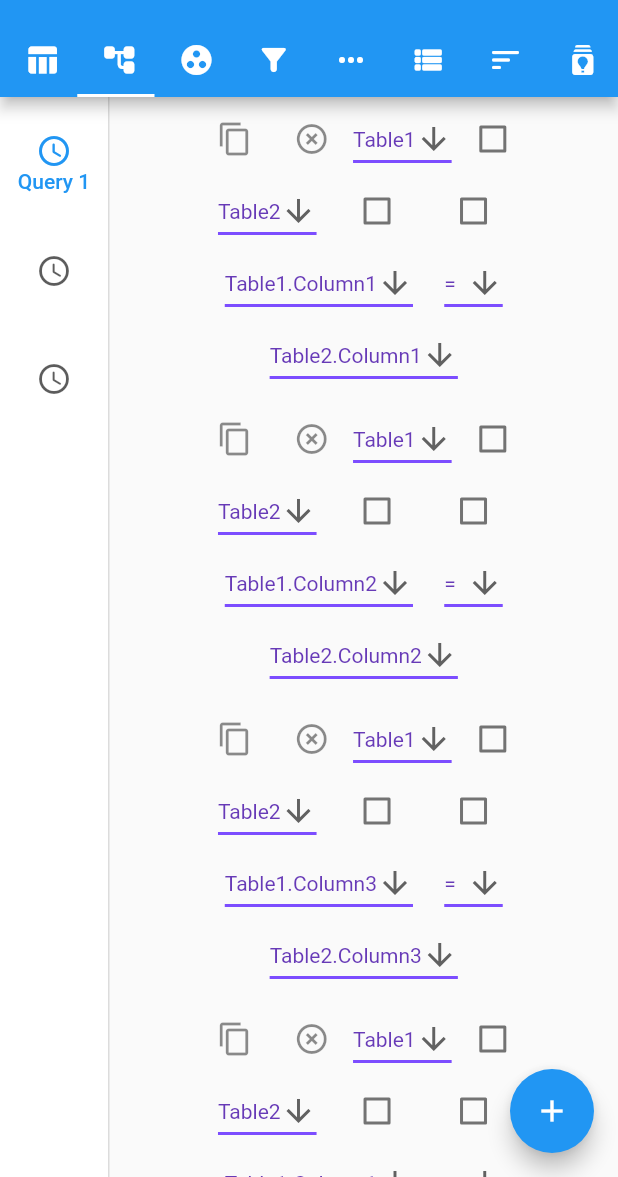
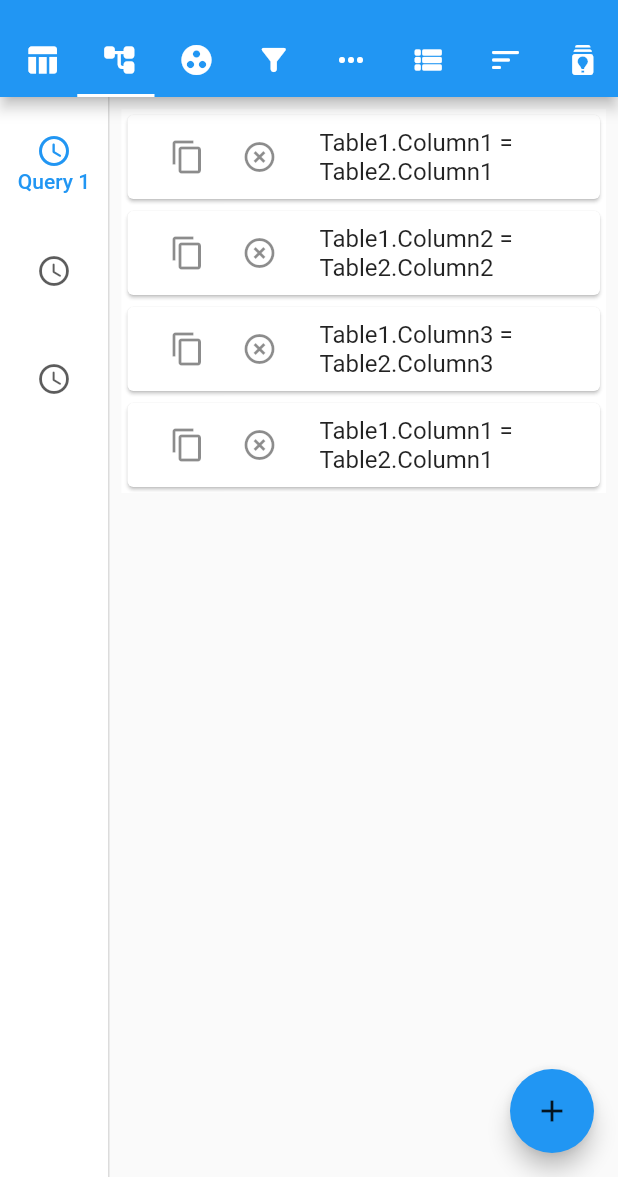
Before and after one commit to dmitrii-kiselev/query_wizard, a Flutter app: the screen it shows after launch, tab 2 chosen, after a tap on the "content copy" icon, on a phone screen of 412 x 824 dp, the part 59-1236 px from its top. Run offline on Flutter 3.47's test engine with Material 2 defaults, Android fonts, the phone set to English and light mode, and no system bars; our stand-ins replace bloc, equatable, flutter_bloc, flutter_hooks; generated files the repository leaves out were written again.

Commit message:
feat(lib): redesign joins tab

```diff
--- a/lib/src/models/query_condition.dart
+++ b/lib/src/models/query_condition.dart
@@ -24,6 +24,13 @@ class QueryCondition extends Equatable {
   @override
   List<Object?> get props =>
       [isCustom, leftField, logicalCompareType, rightField, customCondition];
+
+  @override
+  String toString() {
+    return customCondition == ''
+        ? '$leftField $logicalCompareType $rightField'
+        : 'Custom';
+  }
 }
 
 extension CopyQueryCondition on QueryCondition {
--- a/lib/src/models/query_join.dart
+++ b/lib/src/models/query_join.dart
@@ -25,6 +25,11 @@ class QueryJoin extends Equatable {
   @override
   List<Object?> get props =>
       [leftTable, isLeftAll, rightTable, isRightAll, condition];
+
+  @override
+  String toString() {
+    return condition.toString();
+  }
 }
 
 extension CopyJoin on QueryJoin {
--- a/lib/src/repositories/query_wizard_api_client.dart
+++ b/lib/src/repositories/query_wizard_api_client.dart
@@ -33,7 +33,79 @@ class QueryWizardApiClient {
   Future<QuerySchema> parseQuery(String query) async {
     final sources = await getSources();
 
-    final List<QueryJoin> joins = [
+    final List<QueryJoin> joins1 = [
+      QueryJoin(
+          leftTable: 'Table1',
+          isLeftAll: false,
+          rightTable: 'Table2',
+          isRightAll: false,
+          condition: QueryCondition(
+              leftField: 'Table1.Column1',
+              logicalCompareType: '=',
+              rightField: 'Table2.Column1',
+              isCustom: false,
+              customCondition: '')),
+      QueryJoin(
+          leftTable: 'Table1',
+          isLeftAll: false,
+          rightTable: 'Table2',
+          isRightAll: false,
+          condition: QueryCondition(
+              leftField: 'Table1.Column2',
+              logicalCompareType: '=',
+              rightField: 'Table2.Column2',
+              isCustom: false,
+              customCondition: '')),
+      QueryJoin(
+          leftTable: 'Table1',
+          isLeftAll: false,
+          rightTable: 'Table2',
+          isRightAll: false,
+          condition: QueryCondition(
+              leftField: 'Table1.Column3',
+              logicalCompareType: '=',
+              rightField: 'Table2.Column3',
+              isCustom: false,
+              customCondition: '')),
+    ];
+
+    final List<QueryJoin> joins2 = [
+      QueryJoin(
+          leftTable: 'Table1',
+          isLeftAll: false,
+          rightTable: 'Table2',
+          isRightAll: false,
+          condition: QueryCondition(
+              leftField: 'Table1.Column1',
+              logicalCompareType: '=',
+              rightField: 'Table2.Column1',
+              isCustom: false,
+              customCondition: '')),
+      QueryJoin(
+          leftTable: 'Table1',
+          isLeftAll: false,
+          rightTable: 'Table2',
+          isRightAll: false,
+          condition: QueryCondition(
+              leftField: 'Table1.Column2',
+              logicalCompareType: '=',
+              rightField: 'Table2.Column2',
+              isCustom: false,
+              customCondition: '')),
+      QueryJoin(
+          leftTable: 'Table1',
+          isLeftAll: false,
+          rightTable: 'Table2',
+          isRightAll: false,
+          condition: QueryCondition(
+              leftField: 'Table1.Column3',
+              logicalCompareType: '=',
+              rightField: 'Table2.Column3',
+              isCustom: false,
+              customCondition: '')),
+    ];
+
+    final List<QueryJoin> joins3 = [
       QueryJoin(
           leftTable: 'Table1',
           isLeftAll: false,
@@ -74,7 +146,7 @@ class QueryWizardApiClient {
         sources: sources,
         tables: sources,
         fields: sources,
-        joins: joins,
+        joins: joins1,
         groupings: [],
         aggregates: [],
         conditions: [],
@@ -88,7 +160,7 @@ class QueryWizardApiClient {
         sources: sources,
         tables: sources,
         fields: sources,
-        joins: joins,
+        joins: joins2,
         groupings: [],
         aggregates: [],
         conditions: [],
@@ -102,7 +174,7 @@ class QueryWizardApiClient {
         sources: sources,
         tables: sources,
         fields: sources,
-        joins: joins,
+        joins: joins3,
         groupings: [],
         aggregates: [],
         conditions: [],
--- a/lib/src/widgets/tabs/query_joins-tab.dart
+++ b/lib/src/widgets/tabs/query_joins-tab.dart
@@ -1,46 +1,90 @@
+import 'package:animations/animations.dart';
 import 'package:flutter/material.dart';
 import 'package:flutter_bloc/flutter_bloc.dart';
+
 import 'package:flutter_hooks/flutter_hooks.dart';
-
 import 'package:query_wizard/blocs.dart';
 import 'package:query_wizard/models.dart';
-import 'package:query_wizard/src/models/query_condition.dart';
 
-class QueryJoinsTab extends HookWidget {
+class QueryJoinsTab extends StatelessWidget {
   @override
   Widget build(BuildContext context) {
+    final colorScheme = Theme.of(context).colorScheme;
     final bloc = BlocProvider.of<QueryJoinsTabBloc>(context);
 
     return BlocBuilder<QueryJoinsTabBloc, QueryJoinsTabState>(
         builder: (context, state) {
       if (state is QueryJoinsChanged) {
         return Scaffold(
-          body: ReorderableListView(
-            padding: const EdgeInsets.symmetric(horizontal: 40),
-            children: <Widget>[
-              for (int index = 0; index < state.joins.length; index++)
-                ListTile(
-                    key: ValueKey('$index'),
-                    title: Container(
-                        child: _JoinItem(
-                            bloc: bloc,
-                            index: index,
-                            join: state.joins.elementAt(index)))),
-            ],
+          body: ReorderableListView.builder(
+            itemCount: state.joins.length,
+            itemBuilder: (context, index) {
+              final join = state.joins[index];
+              return OpenContainer<bool>(
+                key: ValueKey('$index'),
+                transitionType: ContainerTransitionType.fade,
+                openBuilder: (context, openContainer) => _JoinForm(),
+                tappable: false,
+                closedShape: const RoundedRectangleBorder(),
+                closedElevation: 0,
+                closedBuilder: (context, openContainer) {
+                  return Card(
+                    child: ListTile(
+                        leading: Wrap(
+                          alignment: WrapAlignment.spaceEvenly,
+                          crossAxisAlignment: WrapCrossAlignment.center,
+                          children: [
+                            IconButton(
+                              icon: const Icon(Icons.copy_outlined),
+                              tooltip: 'Copy',
+                              onPressed: () {
+                                final event = QueryJoinCopied(join: join);
+                                bloc.add(event);
+                              },
+                            ),
+                            IconButton(
+                              icon: const Icon(Icons.highlight_remove_outlined),
+                              tooltip: 'Remove',
+                              onPressed: () {
+                                final event = QueryJoinRemoved(index: index);
+                                bloc.add(event);
+                              },
+                            ),
+                          ],
+                        ),
+                        onTap: openContainer,
+                        title: Text(join.toString())),
+                  );
+                },
+              );
+            },
+            padding: const EdgeInsets.all(8),
             onReorder: (int oldIndex, int newIndex) {
               final event =
                   QueryJoinOrderChanged(oldIndex: oldIndex, newIndex: newIndex);
               bloc.add(event);
             },
           ),
-          floatingActionButton: FloatingActionButton(
-            onPressed: () {
-              final event = QueryJoinAdded(join: QueryJoin.empty());
-
-              bloc.add(event);
+          floatingActionButton: OpenContainer(
+            transitionType: ContainerTransitionType.fade,
+            openBuilder: (context, openContainer) => _JoinForm(),
+            closedElevation: 6,
+            closedShape: const RoundedRectangleBorder(
+              borderRadius: BorderRadius.all(
+                Radius.circular(56 / 2),
+              ),
+            ),
+            closedColor: colorScheme.primary,
+            closedBuilder: (context, openContainer) {
+              return SizedBox(
+                height: 56,
+                width: 56,
+                child: Center(
+                  child: const Icon(Icons.add),
+                  //tooltip: localizations?.add ?? 'Add',
+                ),
+              );
             },
-            child: const Icon(Icons.add),
-            tooltip: 'Add',
           ),
         );
       }
@@ -50,247 +94,195 @@ class QueryJoinsTab extends HookWidget {
   }
 }
 
-class _JoinItem extends StatelessWidget {
-  final QueryJoinsTabBloc bloc;
-  final QueryJoin join;
-  final int index;
+// ignore: must_be_immutable
+class _JoinForm extends HookWidget {
+  _JoinForm();
 
-  const _JoinItem(
-      {required this.bloc, required this.join, required this.index});
+  final List<DbElement> tables = [
+    DbElement(name: 'Table1', nodeType: DbNodeType.table),
+    DbElement(name: 'Table2', nodeType: DbNodeType.table),
+    DbElement(name: 'Table3', nodeType: DbNodeType.table),
+  ];
+  final List<String> logicalCompareTypes = [
+    '=',
+    '<>',
+    '>',
+  ];
+  final List<DbElement> fields = [
+    DbElement(name: 'Table1.Field1', nodeType: DbNodeType.column),
+    DbElement(name: 'Table1.Field2', nodeType: DbNodeType.column),
+    DbElement(name: 'Table1.Field3', nodeType: DbNodeType.column),
+    DbElement(name: 'Table2.Field1', nodeType: DbNodeType.column),
+    DbElement(name: 'Table2.Field2', nodeType: DbNodeType.column),
+    DbElement(name: 'Table2.Field3', nodeType: DbNodeType.column),
+    DbElement(name: 'Table3.Field1', nodeType: DbNodeType.column),
+    DbElement(name: 'Table3.Field2', nodeType: DbNodeType.column),
+    DbElement(name: 'Table3.Field3', nodeType: DbNodeType.column),
+  ];
+
+  String? leftTable;
+  bool? isLeftAll;
+  String? rightTable;
+  bool? isRightAll;
+  bool? isCustom;
+  String? leftField;
+  String? logicalCompareType;
+  String? rightField;
+  String? customCondition;
+
+  final _formKey = GlobalKey<FormState>();
 
   @override
   Widget build(BuildContext context) {
-    return Wrap(
-      alignment: WrapAlignment.spaceEvenly,
-      crossAxisAlignment: WrapCrossAlignment.center,
-      children: [
-        ..._actionButtons(bloc, index, join),
-        ..._joinItem(bloc, index, join),
-        ..._joinConditionItem(bloc, index, join)
-      ],
+    final theme = Theme.of(context);
+
+    final leftTable = useState<DbElement?>(null);
+    final isLeftAll = useState<bool?>(false);
+    final rightTable = useState<DbElement?>(null);
+    final isRightAll = useState<bool?>(false);
+    final isCustom = useState<bool?>(false);
+    final leftField = useState<DbElement?>(null);
+    final logicalCompareType = useState<String?>(null);
+    final rightField = useState<DbElement?>(null);
+    final customCondition = useState<String?>(null);
+
+    return Scaffold(
+      appBar: AppBar(
+        title: Text('Join'),
+        actions: [
+          TextButton(
+            onPressed: () {
+              Navigator.pop(context);
+            },
+            child: Text(
+              'Save',
+              style: theme.textTheme.bodyText2!.copyWith(
+                color: theme.colorScheme.onPrimary,
+              ),
+            ),
+          ),
+        ],
+      ),
+      body: ListView(
+        children: [
+          Padding(
+            padding: const EdgeInsets.all(20),
+            child: Form(
+              key: _formKey,
+              child: Column(
+                children: <Widget>[
+                  DropdownButtonFormField<DbElement>(
+                    onSaved: (value) => {},
+                    value: leftTable.value,
+                    items: tables.map<DropdownMenuItem<DbElement>>(
+                      (value) {
+                        return DropdownMenuItem(
+                          child: Text(value.name),
+                          value: value,
+                        );
+                      },
+                    ).toList(),
+                    onChanged: (value) => leftTable.value = value,
+                    decoration: InputDecoration(
+                      labelText: 'Left table',
+                      icon: Icon(Icons.table_rows_rounded),
+                    ),
+                  ),
+                  CheckboxListTile(
+                    value: isLeftAll.value,
+                    onChanged: (value) => isLeftAll.value = value,
+                    title: Text('Left all'),
+                  ),
+                  DropdownButtonFormField<DbElement>(
+                    onSaved: (value) => {},
+                    value: rightTable.value,
+                    items: tables.map<DropdownMenuItem<DbElement>>(
+                      (value) {
+                        return DropdownMenuItem(
+                          child: Text(value.name),
+                          value: value,
+                        );
+                      },
+                    ).toList(),
+                    onChanged: (value) => rightTable.value = value,
+                    decoration: InputDecoration(
+                      labelText: 'Right table',
+                      icon: Icon(Icons.table_rows_rounded),
+                    ),
+                  ),
+                  CheckboxListTile(
+                    value: isRightAll.value,
+                    onChanged: (value) => isRightAll.value = value,
+                    title: Text('Right all'),
+                  ),
+                  CheckboxListTile(
+                    value: isCustom.value,
+                    onChanged: (value) => isCustom.value = value,
+                    title: Text('Custom'),
+                  ),
+                  DropdownButtonFormField<DbElement>(
+                    onSaved: (value) => {},
+                    value: leftField.value,
+                    items: fields.map<DropdownMenuItem<DbElement>>(
+                      (value) {
+                        return DropdownMenuItem(
+                          child: Text(value.name),
+                          value: value,
+                        );
+                      },
+                    ).toList(),
+                    onChanged: (value) => leftField.value = value,
+                    decoration: InputDecoration(
+                      labelText: 'Left field',
+                      icon: Icon(Icons.horizontal_rule_rounded),
+                    ),
+                  ),
+                  DropdownButtonFormField<String>(
+                    onSaved: (value) => {},
+                    value: logicalCompareType.value,
+                    items: logicalCompareTypes.map<DropdownMenuItem<String>>(
+                      (value) {
+                        return DropdownMenuItem(
+                          child: Text(value),
+                          value: value,
+                        );
+                      },
+                    ).toList(),
+                    onChanged: (value) => logicalCompareType.value = value,
+                    decoration: InputDecoration(
+                      labelText: 'Condition',
+                      icon: Icon(Icons.compare_arrows),
+                    ),
+                  ),
+                  DropdownButtonFormField<DbElement>(
+                    onSaved: (value) => {},
+                    value: rightField.value,
+                    items: fields.map<DropdownMenuItem<DbElement>>(
+                      (value) {
+                        return DropdownMenuItem(
+                          child: Text(value.name),
+                          value: value,
+                        );
+                      },
+                    ).toList(),
+                    onChanged: (value) => rightField.value = value,
+                    decoration: InputDecoration(
+                      labelText: 'Right field',
+                      icon: Icon(Icons.horizontal_rule_rounded),
+                    ),
+                  ),
+                  TextFormField(
+                    onSaved: (value) => customCondition.value = value,
+                    decoration: InputDecoration(
+                        labelText: 'Custom condition',
+                        icon: Icon(Icons.text_fields_rounded)),
+                  ),
+                ],
+              ),
+            ),
+          ),
+        ],
+      ),
     );
   }
 }
-
-List<Widget> _actionButtons(QueryJoinsTabBloc bloc, int index, QueryJoin join) {
-  return [
-    IconButton(
-      icon: const Icon(Icons.copy_outlined),
-      tooltip: 'Copy',
-      onPressed: () {
-        final event = QueryJoinCopied(join: join);
-
-        bloc.add(event);
-      },
-    ),
-    IconButton(
-      icon: const Icon(Icons.highlight_remove_outlined),
-      tooltip: 'Remove',
-      onPressed: () {
-        final event = QueryJoinRemoved(index: index);
-
-        bloc.add(event);
-      },
-    ),
-  ];
-}
-
-List<Widget> _joinItem(QueryJoinsTabBloc bloc, int index, QueryJoin join) {
-  return [
-    DropdownButton<String>(
-      value: join.leftTable,
-      icon: const Icon(Icons.arrow_downward),
-      iconSize: 24,
-      elevation: 16,
-      style: const TextStyle(color: Colors.deepPurple),
-      underline: Container(
-        height: 2,
-        color: Colors.deepPurpleAccent,
-      ),
-      onChanged: (String? newValue) {
-        final event =
-            QueryJoinEdited(index: index, join: join, leftTable: newValue);
-
-        bloc.add(event);
-      },
-      items: <String>['', 'Table1', 'Table2', 'Table3']
-          .map<DropdownMenuItem<String>>((String value) {
-        return DropdownMenuItem<String>(
-          value: value,
-          child: Text(value),
-        );
-      }).toList(),
-    ),
-    Checkbox(
-      value: join.isLeftAll,
-      onChanged: (value) {
-        final event =
-            QueryJoinEdited(index: index, join: join, isLeftAll: value);
-
-        bloc.add(event);
-      },
-    ),
-    DropdownButton<String>(
-      value: join.rightTable,
-      icon: const Icon(Icons.arrow_downward),
-      iconSize: 24,
-      elevation: 16,
-      style: const TextStyle(color: Colors.deepPurple),
-      underline: Container(
-        height: 2,
-        color: Colors.deepPurpleAccent,
-      ),
-      onChanged: (String? newValue) {
-        final event =
-            QueryJoinEdited(index: index, join: join, rightTable: newValue);
-
-        bloc.add(event);
-      },
-      items: <String>['', 'Table1', 'Table2', 'Table3']
-          .map<DropdownMenuItem<String>>((String value) {
-        return DropdownMenuItem<String>(
-          value: value,
-          child: Text(value),
-        );
-      }).toList(),
-    ),
-    Checkbox(
-      value: join.isRightAll,
-      onChanged: (value) {
-        final event =
-            QueryJoinEdited(index: index, join: join, isRightAll: value);
-
-        bloc.add(event);
-      },
-    ),
-  ];
-}
-
-List<Widget> _joinConditionItem(
-    QueryJoinsTabBloc bloc, int index, QueryJoin join) {
-  var widgets;
-
-  if (join.condition.isCustom) {
-    widgets = [];
-  } else {
-    widgets = [
-      DropdownButton<String>(
-        value: join.condition.leftField,
-        icon: const Icon(Icons.arrow_downward),
-        iconSize: 24,
-        elevation: 16,
-        style: const TextStyle(color: Colors.deepPurple),
-        underline: Container(
-          height: 2,
-          color: Colors.deepPurpleAccent,
-        ),
-        onChanged: (String? newValue) {
-          final condition = QueryCondition(
-              isCustom: join.condition.isCustom,
-              leftField: newValue ?? '',
-              logicalCompareType: join.condition.logicalCompareType,
-              rightField: join.condition.rightField,
-              customCondition: join.condition.customCondition);
-          final event =
-              QueryJoinEdited(index: index, join: join, condition: condition);
-
-          bloc.add(event);
-        },
-        items: <String>[
-          '',
-          'Table1.Column1',
-          'Table1.Column2',
-          'Table1.Column3'
-        ].map<DropdownMenuItem<String>>((String value) {
-          return DropdownMenuItem<String>(
-            value: value,
-            child: Text(value),
-          );
-        }).toList(),
-      ),
-      DropdownButton<String>(
-        value: join.condition.logicalCompareType,
-        icon: const Icon(Icons.arrow_downward),
-        iconSize: 24,
-        elevation: 16,
-        style: const TextStyle(color: Colors.deepPurple),
-        underline: Container(
-          height: 2,
-          color: Colors.deepPurpleAccent,
-        ),
-        onChanged: (String? newValue) {
-          final condition = QueryCondition(
-              isCustom: join.condition.isCustom,
-              leftField: join.condition.leftField,
-              logicalCompareType: newValue ?? '',
-              rightField: join.condition.rightField,
-              customCondition: join.condition.customCondition);
-          final event =
-              QueryJoinEdited(index: index, join: join, condition: condition);
-
-          bloc.add(event);
-        },
-        items: <String>['', '=', '<>', '<', '>', '<=', '>=']
-            .map<DropdownMenuItem<String>>((String value) {
-          return DropdownMenuItem<String>(
-            value: value,
-            child: Text(value),
-          );
-        }).toList(),
-      ),
-      DropdownButton<String>(
-        value: join.condition.rightField,
-        icon: const Icon(Icons.arrow_downward),
-        iconSize: 24,
-        elevation: 16,
-        style: const TextStyle(color: Colors.deepPurple),
-        underline: Container(
-          height: 2,
-          color: Colors.deepPurpleAccent,
-        ),
-        onChanged: (String? newValue) {
-          final condition = QueryCondition(
-              isCustom: join.condition.isCustom,
-              leftField: join.condition.leftField,
-              logicalCompareType: join.condition.logicalCompareType,
-              rightField: newValue ?? '',
-              customCondition: join.condition.customCondition);
-          final event =
-              QueryJoinEdited(index: index, join: join, condition: condition);
-
-          bloc.add(event);
-        },
-        items: <String>[
-          '',
-          'Table2.Column1',
-          'Table2.Column2',
-          'Table2.Column3'
-        ].map<DropdownMenuItem<String>>((String value) {
-          return DropdownMenuItem<String>(
-            value: value,
-            child: Text(value),
-          );
-        }).toList(),
-      ),
-    ];
-  }
-
-  return [
-    Checkbox(
-      value: join.condition.isCustom,
-      onChanged: (value) {
-        final condition = QueryCondition(
-            isCustom: value ?? false,
-            leftField: join.condition.leftField,
-            logicalCompareType: join.condition.logicalCompareType,
-            rightField: join.condition.rightField,
-            customCondition: join.condition.customCondition);
-        final event =
-            QueryJoinEdited(index: index, join: join, condition: condition);
-
-        bloc.add(event);
-      },
-    ),
-    ...widgets
-  ];
-}
```
